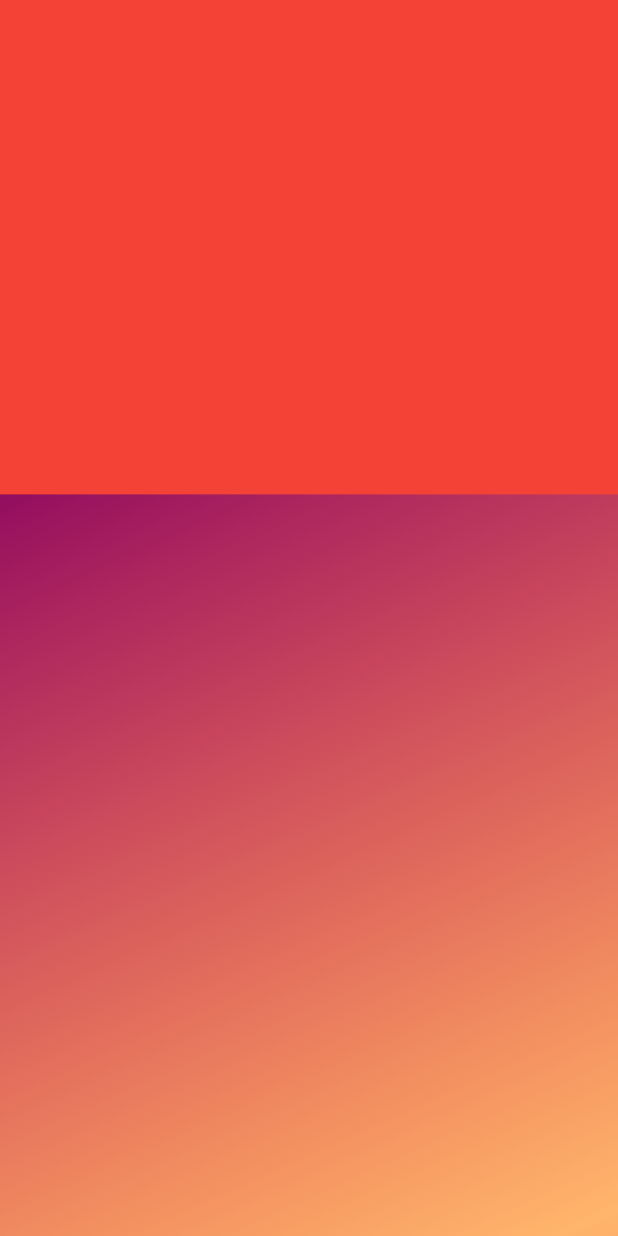
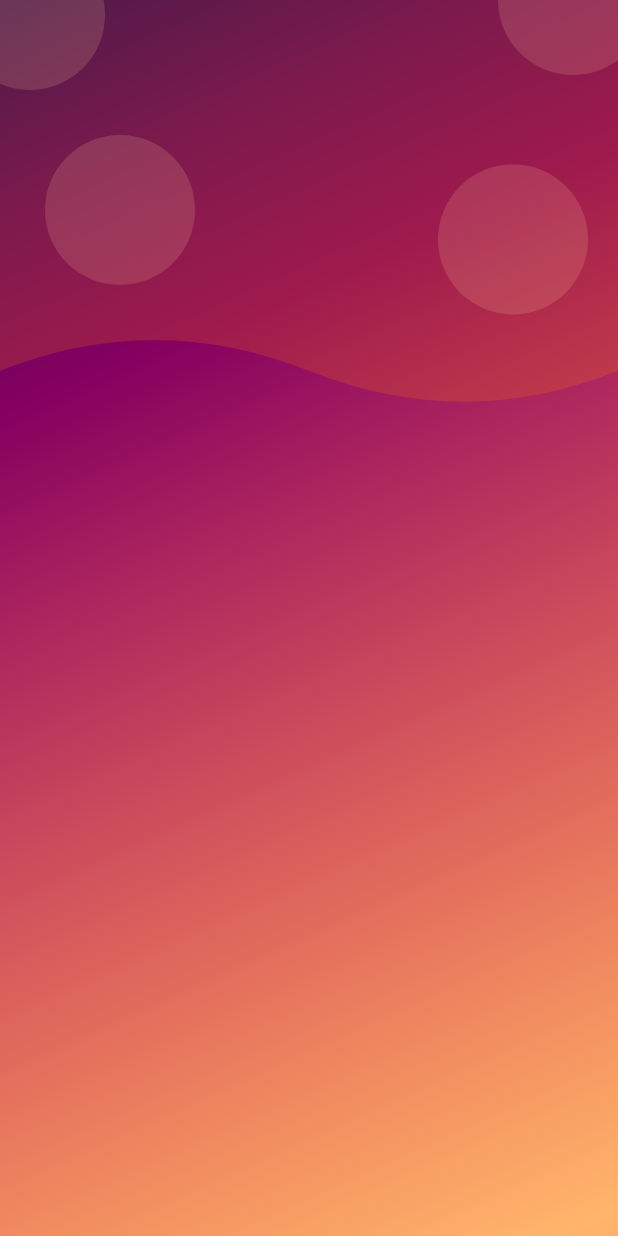
Before and after one commit to EJBonete/flutter_recetas, a Flutter app: the screen it shows after launch, after a tap on "Entrar", on a phone screen of 412 x 824 dp. Run offline on Flutter 3.47's test engine with Material 2 defaults, Android fonts, the phone set to English and light mode, and no system bars.

Commit message:
headboard terminado

```diff
--- a/lib/widgets/auth_background.dart
+++ b/lib/widgets/auth_background.dart
@@ -13,23 +13,62 @@ class AuthBackground extends StatelessWidget {
       height: double.infinity,
       decoration: Constants.gradient(),
       child: Stack(
+        children: const [Headboard(), _PurpleBox()],
+      ),
+    );
+  }
+}
+
+class _PurpleBox extends StatelessWidget {
+  const _PurpleBox({Key? key}) : super(key: key);
+
+  @override
+  Widget build(BuildContext context) {
+    final size = MediaQuery.of(context).size;
+    return SizedBox(
+      width: double.infinity,
+      height: size.height * 0.4,
+      // decoration: _buildBorDecoration(),
+      child: Stack(
         children: const [
-          _Headboard(),
+          Positioned(
+            top: 90,
+            left: 30,
+            child: _Bubble(),
+          ),
+          Positioned(
+            top: -40,
+            left: -30,
+            child: _Bubble(),
+          ),
+          Positioned(
+            top: -50,
+            right: -20,
+            child: _Bubble(),
+          ),
+          Positioned(
+            bottom: 120,
+            right: 20,
+            child: _Bubble(),
+          ),
         ],
       ),
     );
   }
 }
 
-class _Headboard extends StatelessWidget {
-  const _Headboard({Key? key}) : super(key: key);
+class _Bubble extends StatelessWidget {
+  const _Bubble({Key? key}) : super(key: key);
 
   @override
   Widget build(BuildContext context) {
-    final size = MediaQuery.of(context).size;
     return Container(
-      color: Colors.red,
-      height: size.height * 0.4,
+      width: 100,
+      height: 100,
+      decoration: BoxDecoration(
+        borderRadius: BorderRadius.circular(100),
+        color: const Color.fromARGB(42, 255, 205, 155),
+      ),
     );
   }
 }
--- /dev/null
+++ b/lib/widgets/headboard.dart
@@ -0,0 +1,60 @@
+import 'package:flutter/material.dart';
+
+class Headboard extends StatelessWidget {
+  const Headboard({Key? key}) : super(key: key);
+  @override
+  Widget build(BuildContext context) {
+    return SizedBox(
+      width: double.infinity,
+      height: double.infinity,
+      child: CustomPaint(
+        painter: _Header(),
+      ),
+    );
+  }
+}
+
+class _Header extends CustomPainter {
+  @override
+  void paint(Canvas canvas, Size size) {
+    /*
+    final Rect rect =
+        Rect.fromCircle(center: const Offset(150.0, 55.0), radius: 180);
+    const Gradient gradiente = LinearGradient(
+      colors: <Color>[
+        Color(0xff1f005c),
+        Color(0xff5b0060),
+        Color(0xff870160),
+        Color(0xffac255e),
+        Color(0xffca485c),
+        Color(0xffe16b5c),
+        Color(0xfff39060),
+        Color(0xffffb56b),
+      ],
+    );
+*/
+    final paint = Paint();
+    //..shader = gradiente.createShader(rect);
+    //propiedades
+    paint.color = const Color.fromRGBO(255, 128, 0, 0.2);
+    paint.style = PaintingStyle.fill;
+    paint.strokeWidth = 20;
+
+    final path = Path();
+    //dibujar con el path
+    path.moveTo(0, size.height * 0.30);
+    //path.lineTo(x, y);
+    path.quadraticBezierTo(size.width * 0.25, size.height * 0.25,
+        size.width * 0.50, size.height * 0.30);
+    path.quadraticBezierTo(
+        size.width * 0.75, size.height * 0.35, size.width, size.height * 0.30);
+    path.lineTo(size.width, 0);
+    path.lineTo(0, 0);
+    canvas.drawPath(path, paint);
+  }
+
+  @override
+  bool shouldRepaint(covariant CustomPainter oldDelegate) {
+    return true;
+  }
+}
--- a/lib/widgets/widgets.dart
+++ b/lib/widgets/widgets.dart
@@ -1,3 +1,3 @@
+export 'package:app01/widgets/headboard.dart';
 export 'package:app01/widgets/auth_background.dart';
-
 export 'package:app01/widgets/constants.dart';
```
